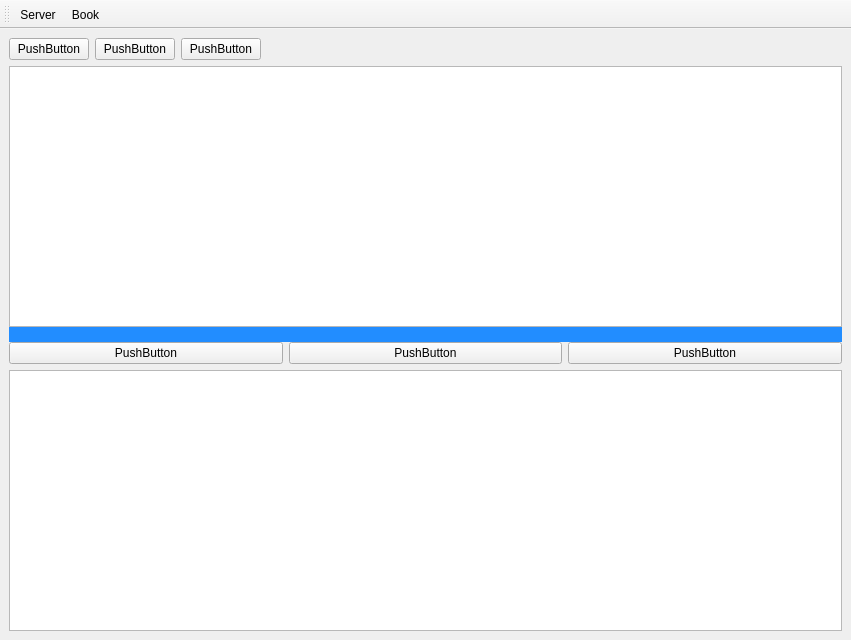
Old version of the form mainwindow.ui in the repository HotHat/v2rayN-QT.
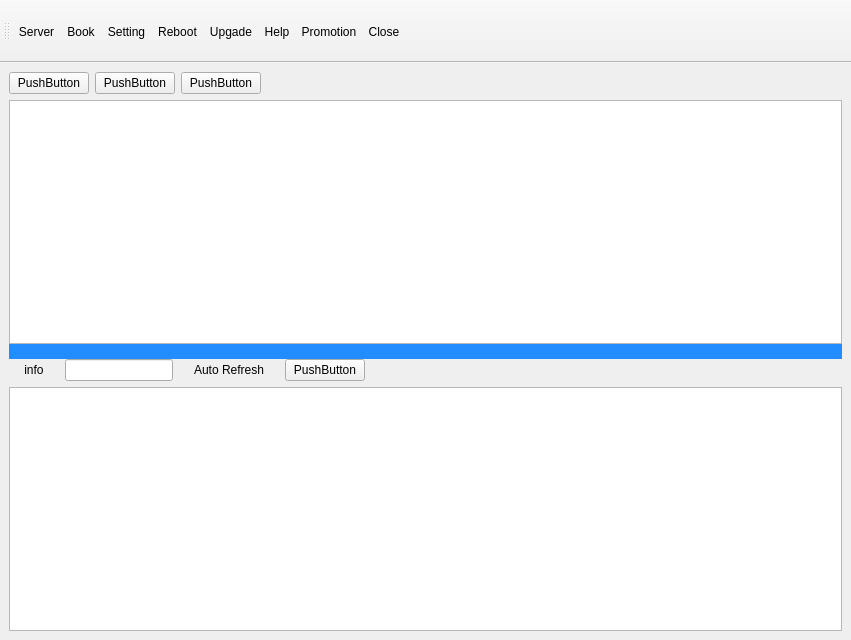
New version of the form. Icons and pictures are not drawn.

Patch:
```diff
--- a/mainwindow.ui
+++ b/mainwindow.ui
@@ -54,13 +54,6 @@
           <property name="sizeConstraint">
            <enum>QLayout::SizeConstraint::SetFixedSize</enum>
           </property>
-          <item>
-           <widget class="QPushButton" name="pushButton_3">
-            <property name="text">
-             <string>PushButton</string>
-            </property>
-           </widget>
-          </item>
           <item>
            <widget class="QPushButton" name="pushButton">
             <property name="text">
@@ -68,6 +61,13 @@
             </property>
            </widget>
           </item>
+          <item>
+           <widget class="QPushButton" name="pushButton_3">
+            <property name="text">
+             <string>PushButton</string>
+            </property>
+           </widget>
+          </item>
           <item>
            <widget class="QPushButton" name="pushButton_2">
             <property name="text">
@@ -100,26 +100,85 @@
         <item>
          <layout class="QHBoxLayout" name="horizontalLayout">
           <item>
-           <widget class="QPushButton" name="pushButton_4">
+           <widget class="QLabel" name="label">
+            <property name="sizePolicy">
+             <sizepolicy hsizetype="Fixed" vsizetype="Preferred">
+              <horstretch>0</horstretch>
+              <verstretch>0</verstretch>
+             </sizepolicy>
+            </property>
+            <property name="minimumSize">
+             <size>
+              <width>50</width>
+              <height>0</height>
+             </size>
+            </property>
             <property name="text">
-             <string>PushButton</string>
+             <string>info</string>
             </property>
+            <property name="alignment">
+             <set>Qt::AlignmentFlag::AlignCenter</set>
+            </property>
            </widget>
           </item>
           <item>
-           <widget class="QPushButton" name="pushButton_6">
+           <widget class="QLineEdit" name="lineEdit">
+            <property name="sizePolicy">
+             <sizepolicy hsizetype="Fixed" vsizetype="Fixed">
+              <horstretch>0</horstretch>
+              <verstretch>0</verstretch>
+             </sizepolicy>
+            </property>
+           </widget>
+          </item>
+          <item>
+           <widget class="QLabel" name="label_2">
+            <property name="sizePolicy">
+             <sizepolicy hsizetype="Fixed" vsizetype="Preferred">
+              <horstretch>0</horstretch>
+              <verstretch>0</verstretch>
+             </sizepolicy>
+            </property>
+            <property name="minimumSize">
+             <size>
+              <width>100</width>
+              <height>0</height>
+             </size>
+            </property>
             <property name="text">
-             <string>PushButton</string>
+             <string>Auto Refresh</string>
+            </property>
+            <property name="alignment">
+             <set>Qt::AlignmentFlag::AlignCenter</set>
             </property>
            </widget>
           </item>
           <item>
            <widget class="QPushButton" name="pushButton_5">
+            <property name="sizePolicy">
+             <sizepolicy hsizetype="Fixed" vsizetype="Fixed">
+              <horstretch>0</horstretch>
+              <verstretch>0</verstretch>
+             </sizepolicy>
+            </property>
             <property name="text">
              <string>PushButton</string>
             </property>
            </widget>
           </item>
+          <item>
+           <spacer name="horizontalSpacer_2">
+            <property name="orientation">
+             <enum>Qt::Orientation::Horizontal</enum>
+            </property>
+            <property name="sizeHint" stdset="0">
+             <size>
+              <width>40</width>
+              <height>20</height>
+             </size>
+            </property>
+           </spacer>
+          </item>
          </layout>
         </item>
         <item>
@@ -149,6 +208,9 @@
    <property name="windowTitle">
     <string>toolBar</string>
    </property>
+   <property name="styleSheet">
+    <string notr="true"> spacing: 10px; height: 50px;</string>
+   </property>
    <property name="toolButtonStyle">
     <enum>Qt::ToolButtonStyle::ToolButtonTextBesideIcon</enum>
    </property>
@@ -160,6 +222,13 @@
    </attribute>
    <addaction name="actionServer"/>
    <addaction name="actionBook"/>
+   <addaction name="actionSetting"/>
+   <addaction name="actionReboot"/>
+   <addaction name="actionUpgade"/>
+   <addaction name="actionHelp"/>
+   <addaction name="actionPromotion"/>
+   <addaction name="actionClose"/>
+   <addaction name="actionMore"/>
   </widget>
   <action name="actionServer">
    <property name="icon">
@@ -185,6 +254,90 @@
     <enum>QAction::MenuRole::NoRole</enum>
    </property>
   </action>
+  <action name="actionSetting">
+   <property name="icon">
+    <iconset resource="recources.qrc">
+     <normaloff>:/resources/icons/recources/icons/settings.svg</normaloff>:/resources/icons/recources/icons/settings.svg</iconset>
+   </property>
+   <property name="text">
+    <string>Setting</string>
+   </property>
+   <property name="menuRole">
+    <enum>QAction::MenuRole::NoRole</enum>
+   </property>
+  </action>
+  <action name="actionReboot">
+   <property name="icon">
+    <iconset resource="recources.qrc">
+     <normaloff>:/resources/icons/recources/icons/refresh.svg</normaloff>:/resources/icons/recources/icons/refresh.svg</iconset>
+   </property>
+   <property name="text">
+    <string>Reboot</string>
+   </property>
+   <property name="menuRole">
+    <enum>QAction::MenuRole::NoRole</enum>
+   </property>
+  </action>
+  <action name="actionUpgade">
+   <property name="icon">
+    <iconset resource="recources.qrc">
+     <normaloff>:/resources/icons/recources/icons/update.svg</normaloff>:/resources/icons/recources/icons/update.svg</iconset>
+   </property>
+   <property name="text">
+    <string>Upgade</string>
+   </property>
+   <property name="menuRole">
+    <enum>QAction::MenuRole::NoRole</enum>
+   </property>
+  </action>
+  <action name="actionHelp">
+   <property name="icon">
+    <iconset resource="recources.qrc">
+     <normaloff>:/resources/icons/recources/icons/help.svg</normaloff>:/resources/icons/recources/icons/help.svg</iconset>
+   </property>
+   <property name="text">
+    <string>Help</string>
+   </property>
+   <property name="menuRole">
+    <enum>QAction::MenuRole::NoRole</enum>
+   </property>
+  </action>
+  <action name="actionPromotion">
+   <property name="icon">
+    <iconset resource="recources.qrc">
+     <normaloff>:/resources/icons/recources/icons/volume_up.svg</normaloff>:/resources/icons/recources/icons/volume_up.svg</iconset>
+   </property>
+   <property name="text">
+    <string>Promotion</string>
+   </property>
+   <property name="menuRole">
+    <enum>QAction::MenuRole::NoRole</enum>
+   </property>
+  </action>
+  <action name="actionClose">
+   <property name="icon">
+    <iconset resource="recources.qrc">
+     <normaloff>:/resources/icons/recources/icons/remove.svg</normaloff>:/resources/icons/recources/icons/remove.svg</iconset>
+   </property>
+   <property name="text">
+    <string>Close</string>
+   </property>
+   <property name="menuRole">
+    <enum>QAction::MenuRole::NoRole</enum>
+   </property>
+  </action>
+  <action name="actionMore">
+   <property name="icon">
+    <iconset resource="recources.qrc">
+     <normaloff>:/resources/icons/recources/icons/more_vert.svg</normaloff>:/resources/icons/recources/icons/more_vert.svg</iconset>
+   </property>
+   <property name="text">
+    <string/>
+   </property>
+   <property name="menuRole">
+    <enum>QAction::MenuRole::NoRole</enum>
+   </property>
+  </action>
  </widget>
  <resources>
   <include location="recources.qrc"/>
```
Left out of the diff: 2 changed lines with no effect on the pictures.
